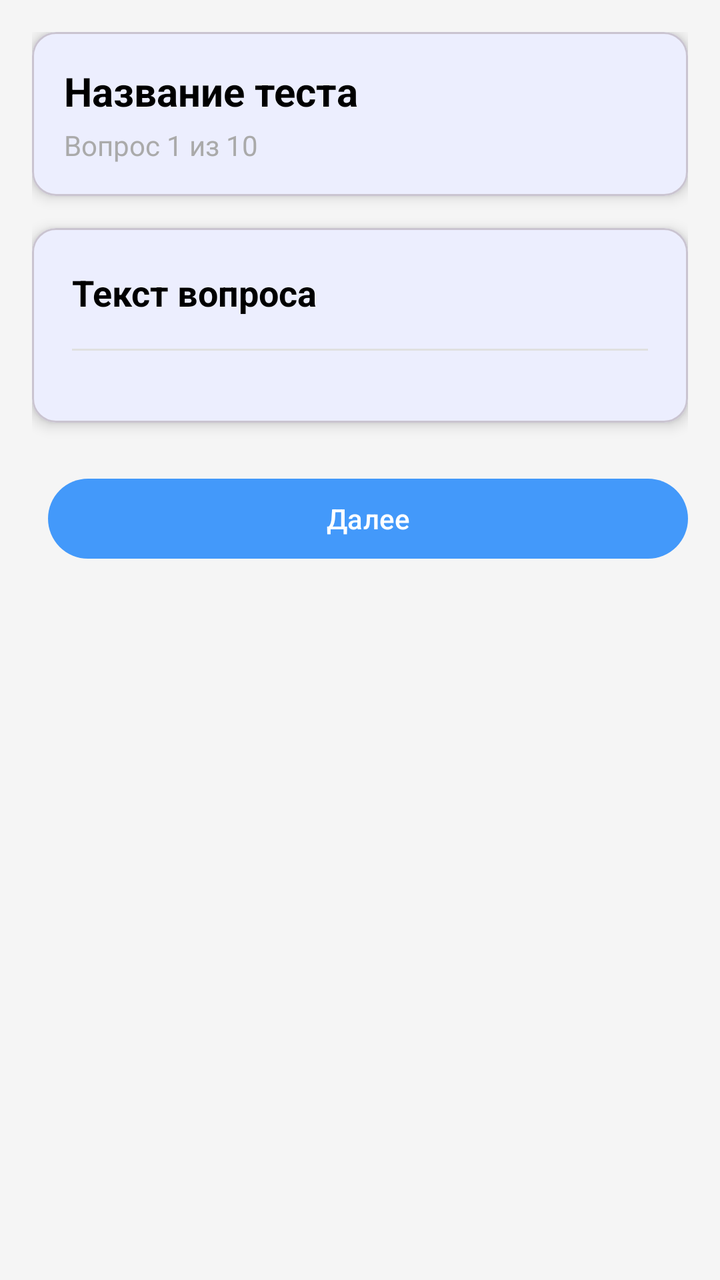
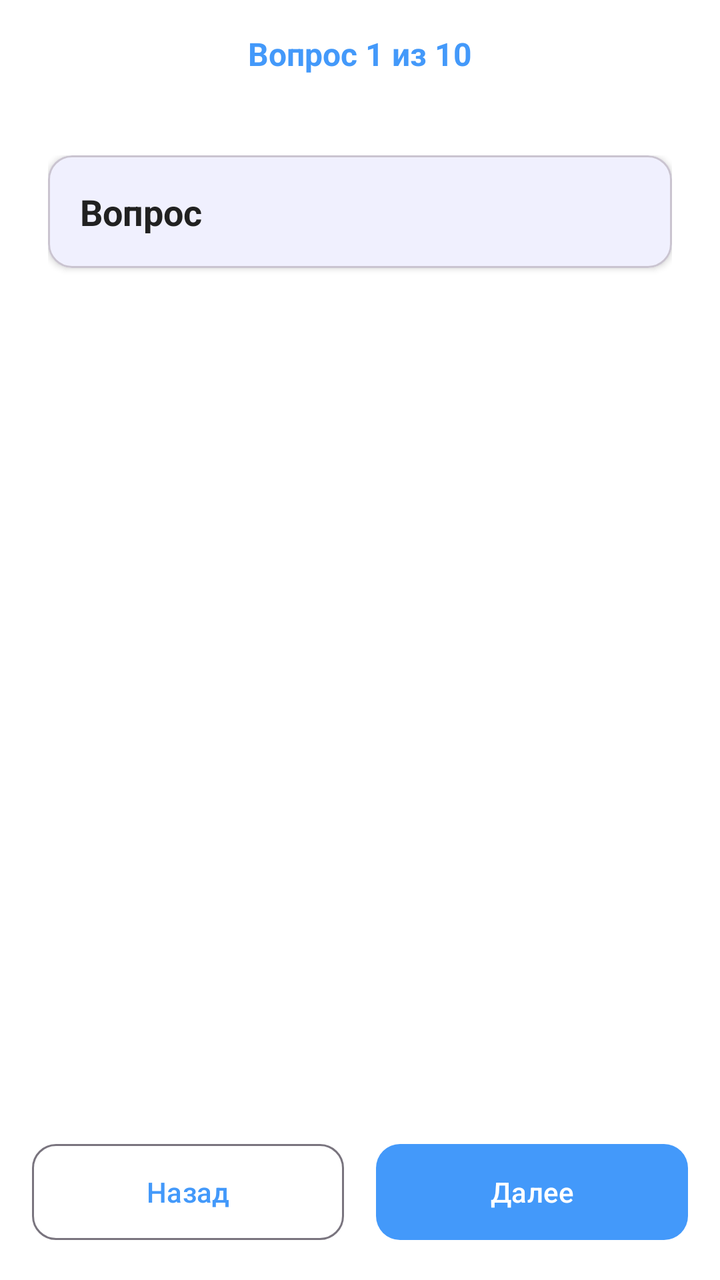

Before-and-after screenshots of an Android layout around one commit, followed by the original layout XML and the change that was made.
<!-- AndroidManifest.xml: application theme Theme.Questify -->
<!-- res/layout/fragment_take_test.xml -->
<?xml version="1.0" encoding="utf-8"?>
<ScrollView xmlns:android="http://schemas.android.com/apk/res/android"
    xmlns:app="http://schemas.android.com/apk/res-auto"
    android:layout_width="match_parent"
    android:layout_height="match_parent"
    android:fillViewport="true"
    android:background="#F5F5F5">

    <LinearLayout
        android:layout_width="match_parent"
        android:layout_height="wrap_content"
        android:orientation="vertical"
        android:padding="16dp">

        
        <ProgressBar
            android:id="@+id/progressBar"
            android:layout_width="wrap_content"
            android:layout_height="wrap_content"
            android:layout_gravity="center"
            android:layout_marginTop="100dp"
            android:visibility="gone"/>

        
        <LinearLayout
            android:id="@+id/questionContainer"
            android:layout_width="match_parent"
            android:layout_height="wrap_content"
            android:orientation="vertical"
            android:visibility="visible">

            
            <com.google.android.material.card.MaterialCardView
                android:layout_width="match_parent"
                android:layout_height="wrap_content"
                android:layout_marginBottom="16dp"
                app:cardElevation="4dp"
                app:cardCornerRadius="12dp">

                <LinearLayout
                    android:layout_width="match_parent"
                    android:layout_height="wrap_content"
                    android:orientation="vertical"
                    android:padding="16dp">

                    <TextView
                        android:id="@+id/tvTestTitle"
                        android:layout_width="match_parent"
                        android:layout_height="wrap_content"
                        android:text="Название теста"
                        android:textSize="20sp"
                        android:textStyle="bold"
                        android:textColor="@android:color/black"/>

                    <TextView
                        android:id="@+id/tvProgress"
                        android:layout_width="match_parent"
                        android:layout_height="wrap_content"
                        android:text="Вопрос 1 из 10"
                        android:textSize="14sp"
                        android:textColor="@android:color/darker_gray"
                        android:layout_marginTop="4dp"/>

                </LinearLayout>

            </com.google.android.material.card.MaterialCardView>

            
            <com.google.android.material.card.MaterialCardView
                android:layout_width="match_parent"
                android:layout_height="wrap_content"
                android:layout_marginBottom="16dp"
                app:cardElevation="4dp"
                app:cardCornerRadius="12dp">

                <LinearLayout
                    android:layout_width="match_parent"
                    android:layout_height="wrap_content"
                    android:orientation="vertical"
                    android:padding="20dp">

                    <TextView
                        android:id="@+id/tvQuestionText"
                        android:layout_width="match_parent"
                        android:layout_height="wrap_content"
                        android:text="Текст вопроса"
                        android:textSize="18sp"
                        android:textStyle="bold"
                        android:textColor="@android:color/black"/>

                    <TextView
                        android:id="@+id/tvQuestionDescription"
                        android:layout_width="match_parent"
                        android:layout_height="wrap_content"
                        android:text="Описание вопроса"
                        android:textSize="14sp"
                        android:textColor="@android:color/darker_gray"
                        android:layout_marginTop="8dp"
                        android:visibility="gone"/>

                    <View
                        android:layout_width="match_parent"
                        android:layout_height="1dp"
                        android:background="#E0E0E0"
                        android:layout_marginTop="16dp"
                        android:layout_marginBottom="16dp"/>

                    
                    <RadioGroup
                        android:id="@+id/rgAnswers"
                        android:layout_width="match_parent"
                        android:layout_height="wrap_content"
                        android:orientation="vertical">
                        
                    </RadioGroup>

                </LinearLayout>

            </com.google.android.material.card.MaterialCardView>

            
            <LinearLayout
                android:layout_width="match_parent"
                android:layout_height="wrap_content"
                android:orientation="horizontal"
                android:gravity="center"
                android:layout_marginTop="8dp">

                <com.google.android.material.button.MaterialButton
                    android:id="@+id/btnPrevious"
                    android:layout_width="0dp"
                    android:layout_height="wrap_content"
                    android:layout_weight="1"
                    android:text="Назад"
                    android:layout_marginEnd="8dp"
                    android:visibility="gone"
                    style="@style/Widget.MaterialComponents.Button.OutlinedButton"/>

                <com.google.android.material.button.MaterialButton
                    android:id="@+id/btnNext"
                    android:layout_width="0dp"
                    android:layout_height="wrap_content"
                    android:layout_weight="1"
                    android:text="Далее"
                    android:layout_marginStart="8dp"
                    app:backgroundTint="@color/primary"/>

            </LinearLayout>

        </LinearLayout>

    </LinearLayout>

</ScrollView>
<!-- resources referenced by this layout -->
<resources>
  <color name="primary">#4399fa</color>
  <style name="Theme.Questify" parent="Base.Theme.Questify" />
  <style name="Base.Theme.Questify" parent="Theme.Material3.Light.NoActionBar">
  
          
          <item name="colorPrimary">@color/primary</item>
          <item name="colorOnPrimary">@color/white</item>
  
          
          <item name="colorSecondary">@color/primary_light</item>
          <item name="colorOnSecondary">@color/white</item>
  
          
          <item name="android:statusBarColor">@color/white</item>
          <item name="android:windowLightStatusBar">true</item>
  
          <item name="android:navigationBarColor">@color/white</item>
  
          
          <item name="android:windowBackground">@color/background</item>
  
      </style>
  <color name="white">#FFFFFF</color>
  <color name="primary_light">#8B85FF</color>
  <color name="background">#FFFFFF</color>
</resources>

<!-- the commit's change to res/layout/fragment_take_test.xml (unified diff, before → after) -->
@@ -1,41 +1,42 @@
 <?xml version="1.0" encoding="utf-8"?>
-<ScrollView xmlns:android="http://schemas.android.com/apk/res/android"
+<LinearLayout xmlns:android="http://schemas.android.com/apk/res/android"
     xmlns:app="http://schemas.android.com/apk/res-auto"
     android:layout_width="match_parent"
     android:layout_height="match_parent"
-    android:fillViewport="true"
-    android:background="#F5F5F5">
+    android:orientation="vertical"
+    android:background="@color/background">
 
-    <LinearLayout
+    
+    <TextView
+        android:id="@+id/tvProgress"
         android:layout_width="match_parent"
         android:layout_height="wrap_content"
-        android:orientation="vertical"
-        android:padding="16dp">
+        android:text="Вопрос 1 из 10"
+        android:textSize="16sp"
+        android:textStyle="bold"
+        android:textColor="@color/primary"
+        android:padding="16dp"
+        android:gravity="center"/>
 
-        
-        <ProgressBar
-            android:id="@+id/progressBar"
-            android:layout_width="wrap_content"
-            android:layout_height="wrap_content"
-            android:layout_gravity="center"
-            android:layout_marginTop="100dp"
-            android:visibility="gone"/>
+    <ScrollView
+        android:layout_width="match_parent"
+        android:layout_height="0dp"
+        android:layout_weight="1"
+        android:fillViewport="true">
 
-        
         <LinearLayout
-            android:id="@+id/questionContainer"
             android:layout_width="match_parent"
             android:layout_height="wrap_content"
             android:orientation="vertical"
-            android:visibility="visible">
+            android:padding="24dp">
 
             
             <com.google.android.material.card.MaterialCardView
                 android:layout_width="match_parent"
                 android:layout_height="wrap_content"
                 android:layout_marginBottom="16dp"
-                app:cardElevation="4dp"
-                app:cardCornerRadius="12dp">
+                app:cardCornerRadius="12dp"
+                app:cardElevation="2dp">
 
                 <LinearLayout
                     android:layout_width="match_parent"
@@ -44,75 +45,23 @@
                     android:padding="16dp">
 
                     <TextView
-                        android:id="@+id/tvTestTitle"
-                        android:layout_width="match_parent"
-                        android:layout_height="wrap_content"
-                        android:text="Название теста"
-                        android:textSize="20sp"
-                        android:textStyle="bold"
-                        android:textColor="@android:color/black"/>
-
-                    <TextView
-                        android:id="@+id/tvProgress"
-                        android:layout_width="match_parent"
-                        android:layout_height="wrap_content"
-                        android:text="Вопрос 1 из 10"
-                        android:textSize="14sp"
-                        android:textColor="@android:color/darker_gray"
-                        android:layout_marginTop="4dp"/>
-
-                </LinearLayout>
-
-            </com.google.android.material.card.MaterialCardView>
-
-            
-            <com.google.android.material.card.MaterialCardView
-                android:layout_width="match_parent"
-                android:layout_height="wrap_content"
-                android:layout_marginBottom="16dp"
-                app:cardElevation="4dp"
-                app:cardCornerRadius="12dp">
-
-                <LinearLayout
-                    android:layout_width="match_parent"
-                    android:layout_height="wrap_content"
-                    android:orientation="vertical"
-                    android:padding="20dp">
-
-                    <TextView
                         android:id="@+id/tvQuestionText"
                         android:layout_width="match_parent"
                         android:layout_height="wrap_content"
-                        android:text="Текст вопроса"
+                        android:text="Вопрос"
                         android:textSize="18sp"
                         android:textStyle="bold"
-                        android:textColor="@android:color/black"/>
+                        android:textColor="@color/text_primary"/>
 
                     <TextView
                         android:id="@+id/tvQuestionDescription"
                         android:layout_width="match_parent"
                         android:layout_height="wrap_content"
-                        android:text="Описание вопроса"
+                        android:layout_marginTop="8dp"
+                        android:text="Описание"
                         android:textSize="14sp"
-                        android:textColor="@android:color/darker_gray"
-                        android:layout_marginTop="8dp"
+                        android:textColor="@color/text_secondary"
                         android:visibility="gone"/>
-
-                    <View
-                        android:layout_width="match_parent"
-                        android:layout_height="1dp"
-                        android:background="#E0E0E0"
-                        android:layout_marginTop="16dp"
-                        android:layout_marginBottom="16dp"/>
-
-                    
-                    <RadioGroup
-                        android:id="@+id/rgAnswers"
-                        android:layout_width="match_parent"
-                        android:layout_height="wrap_content"
-                        android:orientation="vertical">
-                        
-                    </RadioGroup>
 
                 </LinearLayout>
 
@@ -120,35 +69,49 @@
 
             
             <LinearLayout
+                android:id="@+id/answerContainer"
                 android:layout_width="match_parent"
                 android:layout_height="wrap_content"
-                android:orientation="horizontal"
-                android:gravity="center"
-                android:layout_marginTop="8dp">
-
-                <com.google.android.material.button.MaterialButton
-                    android:id="@+id/btnPrevious"
-                    android:layout_width="0dp"
-                    android:layout_height="wrap_content"
-                    android:layout_weight="1"
-                    android:text="Назад"
-                    android:layout_marginEnd="8dp"
-                    android:visibility="gone"
-                    style="@style/Widget.MaterialComponents.Button.OutlinedButton"/>
-
-                <com.google.android.material.button.MaterialButton
-                    android:id="@+id/btnNext"
-                    android:layout_width="0dp"
-                    android:layout_height="wrap_content"
-                    android:layout_weight="1"
-                    android:text="Далее"
-                    android:layout_marginStart="8dp"
-                    app:backgroundTint="@color/primary"/>
-
-            </LinearLayout>
+                android:orientation="vertical"/>
 
         </LinearLayout>
 
+    </ScrollView>
+
+    
+    <LinearLayout
+        android:layout_width="match_parent"
+        android:layout_height="wrap_content"
+        android:orientation="horizontal"
+        android:padding="16dp"
+        android:gravity="center">
+
+        <com.google.android.material.button.MaterialButton
+            android:id="@+id/btnPrevious"
+            android:layout_width="0dp"
+            android:layout_height="56dp"
+            android:layout_weight="1"
+            android:text="Назад"
+            android:layout_marginEnd="8dp"
+            app:cornerRadius="12dp"
+            style="@style/Widget.Material3.Button.OutlinedButton"/>
+
+        <com.google.android.material.button.MaterialButton
+            android:id="@+id/btnNext"
+            android:layout_width="0dp"
+            android:layout_height="56dp"
+            android:layout_weight="1"
+            android:text="Далее"
+            android:layout_marginStart="8dp"
+            app:cornerRadius="12dp"/>
+
     </LinearLayout>
 
-</ScrollView>
+    <ProgressBar
+        android:id="@+id/progressBar"
+        android:layout_width="wrap_content"
+        android:layout_height="wrap_content"
+        android:layout_gravity="center"
+        android:visibility="gone"/>
+
+</LinearLayout>
<!-- resource entries referenced after the edit -->
@@ -1,6 +1,8 @@
 <!-- resources referenced by this layout -->
 <resources>
   <color name="primary">#4399fa</color>
+  <color name="text_primary">#212121</color>
+  <color name="text_secondary">#757575</color>
   <style name="Theme.Questify" parent="Base.Theme.Questify" />
   <style name="Base.Theme.Questify" parent="Theme.Material3.Light.NoActionBar">
   
